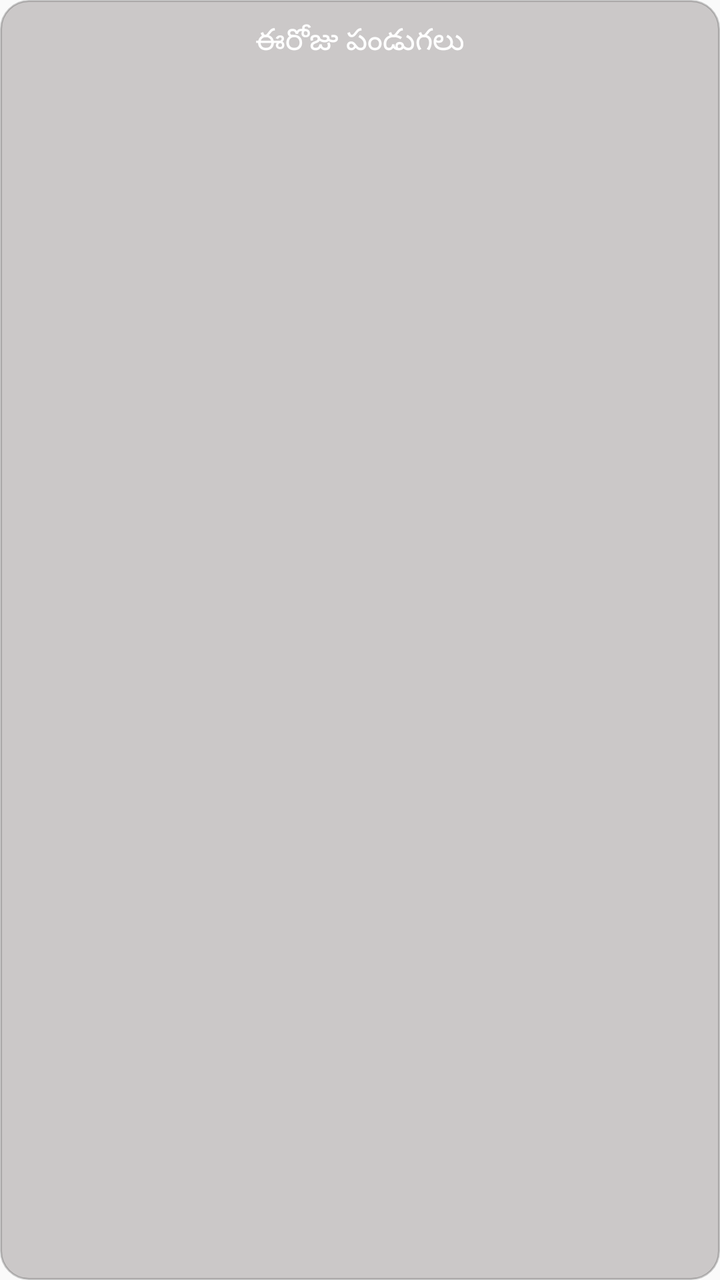
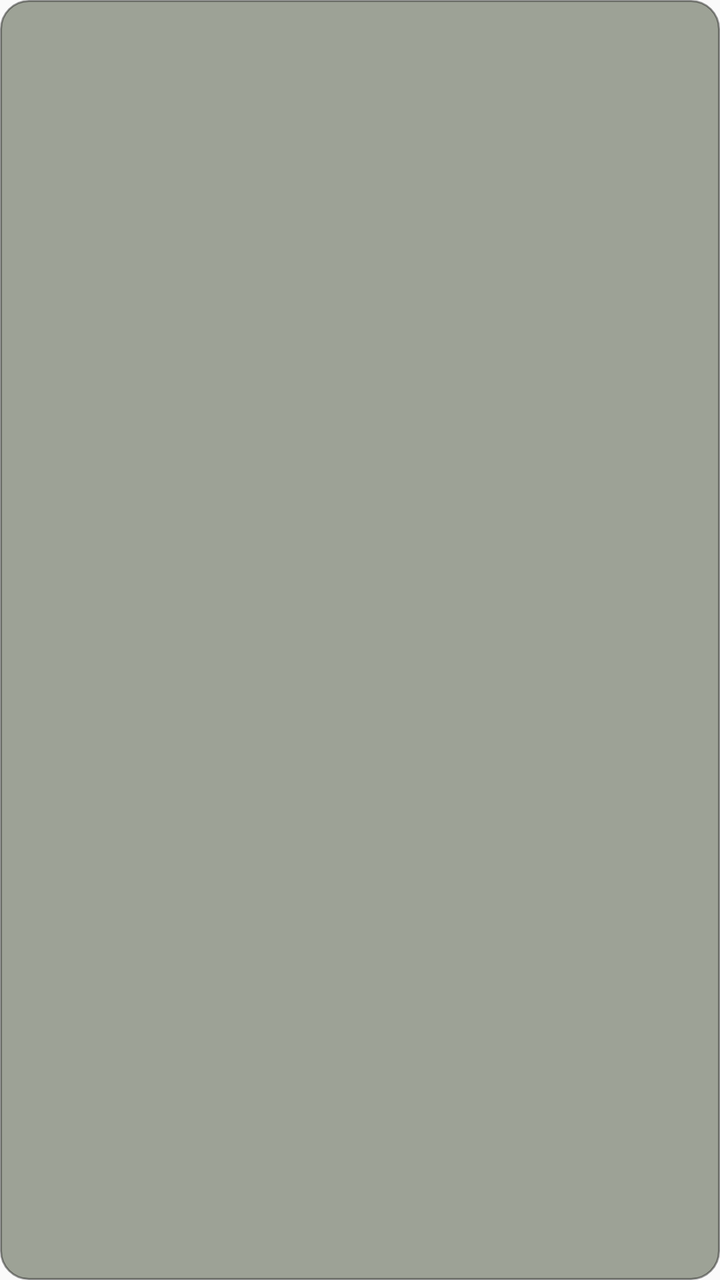

Two renders of the same Android screen: before a commit and after it. Below are the layout's source before the change and the commit's diff.
<!-- AndroidManifest.xml: application theme AppTheme -->
<!-- res/layout/festival_widget.xml -->
<?xml version="1.0" encoding="utf-8"?>
<LinearLayout xmlns:android="http://schemas.android.com/apk/res/android"
    android:id="@+id/widget_root"
    android:layout_width="match_parent"
    android:layout_height="match_parent"
    android:orientation="vertical"
    android:padding="10dp"
    android:background="@drawable/widget_bg">

    <TextView
        android:id="@+id/widgetText"
        android:layout_width="match_parent"
        android:layout_height="wrap_content"
        android:text="ఈరోజు పండుగలు"
    android:textSize="15sp"
        android:lineSpacingExtra="4dp"
    android:textColor="#FFFFFFFF"
        android:fontFamily="sans-serif"
        android:gravity="center" />
</LinearLayout>
<!-- resources referenced by this layout -->
<resources>
  <!-- drawable widget_bg (drawable) -->
  <?xml version="1.0" encoding="utf-8"?>
  <shape xmlns:android="http://schemas.android.com/apk/res/android" android:shape="rectangle">
      <solid android:color="#33110000"/>
      <corners android:radius="14dp"/>
      <stroke android:width="1dp" android:color="#33000000"/>
      <padding android:left="6dp" android:top="6dp" android:right="6dp" android:bottom="6dp"/>
  </shape>
  <style name="AppTheme" parent="Theme.AppCompat.DayNight.NoActionBar">
          
          <item name="android:editTextBackground">@drawable/rn_edit_text_material</item>
      </style>
  <!-- drawable rn_edit_text_material (drawable) -->
  <?xml version="1.0" encoding="utf-8"?>
  <inset xmlns:android="http://schemas.android.com/apk/res/android"
         android:insetLeft="@dimen/abc_edit_text_inset_horizontal_material"
         android:insetRight="@dimen/abc_edit_text_inset_horizontal_material"
         android:insetTop="@dimen/abc_edit_text_inset_top_material"
         android:insetBottom="@dimen/abc_edit_text_inset_bottom_material"
         >
  
      <selector>
          
          <item android:state_enabled="false" android:drawable="@drawable/abc_textfield_default_mtrl_alpha"/>
          <item android:drawable="@drawable/abc_textfield_activated_mtrl_alpha"/>
      </selector>
  
  </inset>
</resources>

<!-- the commit's change to res/layout/festival_widget.xml (unified diff, before → after) -->
@@ -7,14 +7,73 @@
     android:padding="10dp"
     android:background="@drawable/widget_bg">
 
+    
     <TextView
-        android:id="@+id/widgetText"
+        android:id="@+id/tvDate"
         android:layout_width="match_parent"
         android:layout_height="wrap_content"
-        android:text="ఈరోజు పండుగలు"
-    android:textSize="15sp"
-        android:lineSpacingExtra="4dp"
-    android:textColor="#FFFFFFFF"
+        android:textColor="#FFFFFFFF"
+        android:textSize="15sp"
+        android:lineSpacingExtra="2dp"
         android:fontFamily="sans-serif"
-        android:gravity="center" />
+        android:gravity="center"
+        android:paddingTop="2dp"
+        android:paddingBottom="2dp" />
+
+    
+    <TextView
+        android:id="@+id/tvThidi"
+        android:layout_width="match_parent"
+        android:layout_height="wrap_content"
+        android:textColor="#FFFFFFFF"
+        android:textSize="18sp"
+        android:textStyle="bold"
+        android:lineSpacingExtra="2dp"
+        android:fontFamily="sans-serif"
+        android:gravity="center"
+        android:paddingTop="2dp"
+        android:paddingBottom="2dp" />
+
+    
+    <TextView
+        android:id="@+id/tvYear"
+        android:layout_width="match_parent"
+        android:layout_height="wrap_content"
+        android:textColor="#FFFFFFFF"
+        android:textSize="15sp"
+        android:lineSpacingExtra="2dp"
+        android:fontFamily="sans-serif"
+        android:gravity="center"
+        android:paddingTop="2dp"
+        android:paddingBottom="2dp" />
+
+    
+    <TextView
+        android:id="@+id/tvFestivals"
+        android:layout_width="match_parent"
+        android:layout_height="wrap_content"
+        android:textColor="#FFFFFFFF"
+        android:textSize="17sp"
+        android:textStyle="bold"
+        android:lineSpacingExtra="2dp"
+        android:fontFamily="sans-serif"
+        android:gravity="center"
+        android:paddingTop="4dp"
+        android:paddingBottom="2dp"
+        android:visibility="gone" />
+
+    
+    <TextView
+        android:id="@+id/tvNext"
+        android:layout_width="match_parent"
+        android:layout_height="wrap_content"
+        android:textColor="#FFFFFFFF"
+        android:textSize="15sp"
+        android:lineSpacingExtra="2dp"
+        android:fontFamily="sans-serif"
+        android:gravity="center"
+        android:paddingTop="6dp"
+        android:paddingBottom="2dp"
+        android:visibility="gone" />
+
 </LinearLayout>
<!-- resource entries referenced after the edit -->
@@ -3,9 +3,10 @@
   <!-- drawable widget_bg (drawable) -->
   <?xml version="1.0" encoding="utf-8"?>
   <shape xmlns:android="http://schemas.android.com/apk/res/android" android:shape="rectangle">
-      <solid android:color="#33110000"/>
+      
+      <solid android:color="#66122000"/>
       <corners android:radius="14dp"/>
-      <stroke android:width="1dp" android:color="#33000000"/>
+      <stroke android:width="1dp" android:color="#66000000"/>
       <padding android:left="6dp" android:top="6dp" android:right="6dp" android:bottom="6dp"/>
   </shape>
   <style name="AppTheme" parent="Theme.AppCompat.DayNight.NoActionBar">
